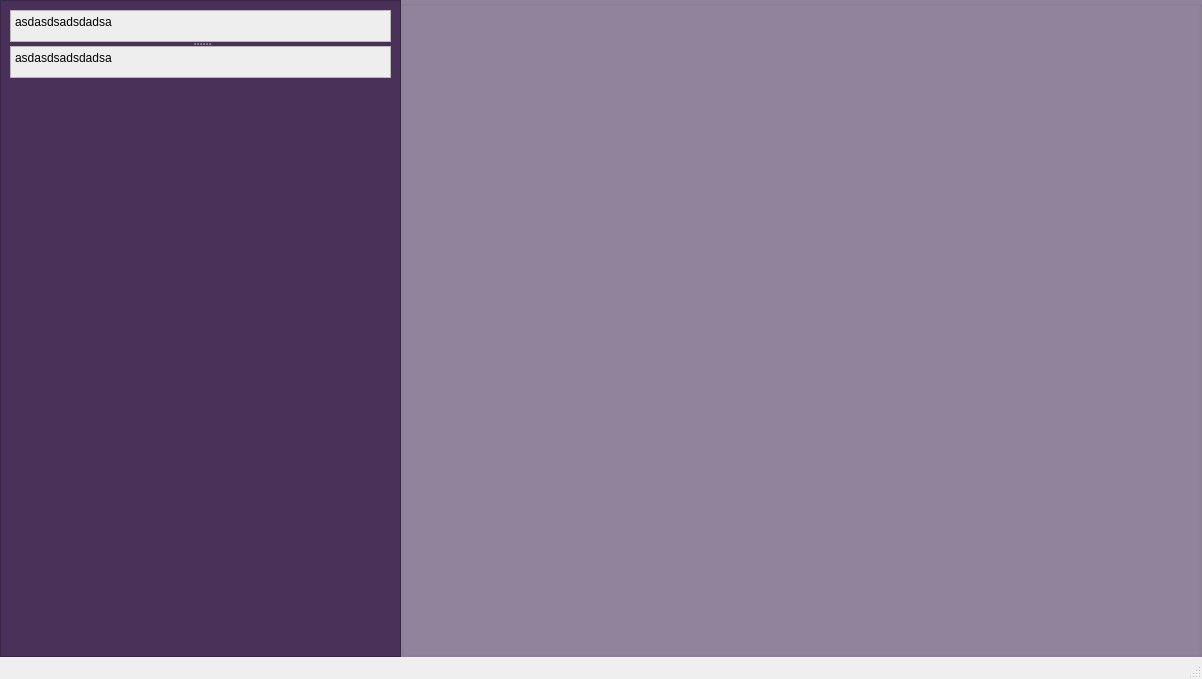
Qt form bgp-simulator/form.ui (nhkhanhiei/protocol-processing) before a commit.
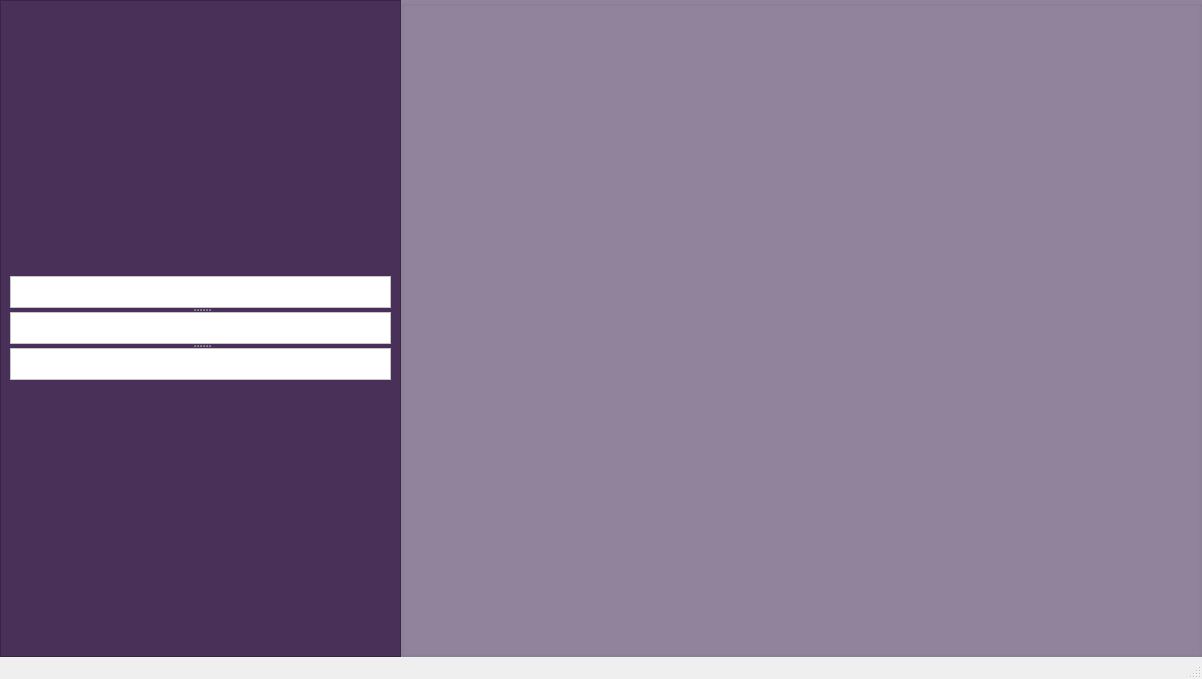
The same form after that commit.

Commit message: feat: temporary display for device config

The edit to the form file:
```diff
--- a/bgp-simulator/form.ui
+++ b/bgp-simulator/form.ui
@@ -38,6 +38,12 @@
     </property>
     <item>
      <widget class="QScrollArea" name="scrollArea">
+      <property name="sizePolicy">
+       <sizepolicy hsizetype="Expanding" vsizetype="Expanding">
+        <horstretch>0</horstretch>
+        <verstretch>0</verstretch>
+       </sizepolicy>
+      </property>
       <property name="styleSheet">
        <string notr="true">background: #483059</string>
       </property>
@@ -54,69 +60,40 @@
         </rect>
        </property>
        <property name="sizePolicy">
-        <sizepolicy hsizetype="Preferred" vsizetype="Preferred">
+        <sizepolicy hsizetype="Preferred" vsizetype="Minimum">
          <horstretch>0</horstretch>
-         <verstretch>0</verstretch>
+         <verstretch>1</verstretch>
         </sizepolicy>
        </property>
-       <layout class="QVBoxLayout" name="verticalLayout_2" stretch="1,0">
+       <layout class="QVBoxLayout" name="verticalLayout_2">
         <item>
          <widget class="QSplitter" name="splitter">
           <property name="sizePolicy">
-           <sizepolicy hsizetype="MinimumExpanding" vsizetype="MinimumExpanding">
-            <horstretch>1</horstretch>
-            <verstretch>1</verstretch>
+           <sizepolicy hsizetype="Preferred" vsizetype="Minimum">
+            <horstretch>0</horstretch>
+            <verstretch>0</verstretch>
            </sizepolicy>
           </property>
-          <property name="styleSheet">
-           <string notr="true">max-height: 30px;</string>
-          </property>
           <property name="orientation">
            <enum>Qt::Vertical</enum>
           </property>
-          <widget class="QTextEdit" name="textEdit">
-           <property name="sizePolicy">
-            <sizepolicy hsizetype="Expanding" vsizetype="Maximum">
-             <horstretch>0</horstretch>
-             <verstretch>0</verstretch>
-            </sizepolicy>
-           </property>
+          <widget class="QPlainTextEdit" name="plainTextEdit">
            <property name="styleSheet">
-            <string notr="true">background: #eeeeee;</string>
+            <string notr="true">max-height: 30; background: white</string>
            </property>
-           <property name="html">
-            <string>&lt;!DOCTYPE HTML PUBLIC &quot;-//W3C//DTD HTML 4.0//EN&quot; &quot;http://www.w3.org/TR/REC-html40/strict.dtd&quot;&gt;
-&lt;html&gt;&lt;head&gt;&lt;meta name=&quot;qrichtext&quot; content=&quot;1&quot; /&gt;&lt;meta charset=&quot;utf-8&quot; /&gt;&lt;style type=&quot;text/css&quot;&gt;
-p, li { white-space: pre-wrap; }
-hr { height: 1px; border-width: 0; }
-&lt;/style&gt;&lt;/head&gt;&lt;body style=&quot; font-family:'Segoe UI'; font-size:9pt; font-weight:400; font-style:normal;&quot;&gt;
-&lt;p style=&quot; margin-top:0px; margin-bottom:0px; margin-left:0px; margin-right:0px; -qt-block-indent:0; text-indent:0px;&quot;&gt;asdasdsadsdadsa&lt;/p&gt;&lt;/body&gt;&lt;/html&gt;</string>
-           </property>
           </widget>
-          <widget class="QTextEdit" name="textEdit_2">
-           <property name="sizePolicy">
-            <sizepolicy hsizetype="Expanding" vsizetype="Maximum">
-             <horstretch>0</horstretch>
-             <verstretch>0</verstretch>
-            </sizepolicy>
-           </property>
+          <widget class="QPlainTextEdit" name="plainTextEdit_2">
            <property name="styleSheet">
-            <string notr="true">background: #eeeeee;</string>
+            <string notr="true">max-height: 30; background: white</string>
            </property>
-           <property name="html">
-            <string>&lt;!DOCTYPE HTML PUBLIC &quot;-//W3C//DTD HTML 4.0//EN&quot; &quot;http://www.w3.org/TR/REC-html40/strict.dtd&quot;&gt;
-&lt;html&gt;&lt;head&gt;&lt;meta name=&quot;qrichtext&quot; content=&quot;1&quot; /&gt;&lt;meta charset=&quot;utf-8&quot; /&gt;&lt;style type=&quot;text/css&quot;&gt;
-p, li { white-space: pre-wrap; }
-hr { height: 1px; border-width: 0; }
-&lt;/style&gt;&lt;/head&gt;&lt;body style=&quot; font-family:'Segoe UI'; font-size:9pt; font-weight:400; font-style:normal;&quot;&gt;
-&lt;p style=&quot; margin-top:0px; margin-bottom:0px; margin-left:0px; margin-right:0px; -qt-block-indent:0; text-indent:0px;&quot;&gt;asdasdsadsdadsa&lt;/p&gt;&lt;/body&gt;&lt;/html&gt;</string>
+          </widget>
+          <widget class="QPlainTextEdit" name="plainTextEdit_3">
+           <property name="styleSheet">
+            <string notr="true">max-height: 30; background: white</string>
            </property>
           </widget>
          </widget>
         </item>
-        <item>
-         <widget class="QWidget" name="widget" native="true"/>
-        </item>
        </layout>
       </widget>
      </widget>
```
The commit also changes 1 other file.
